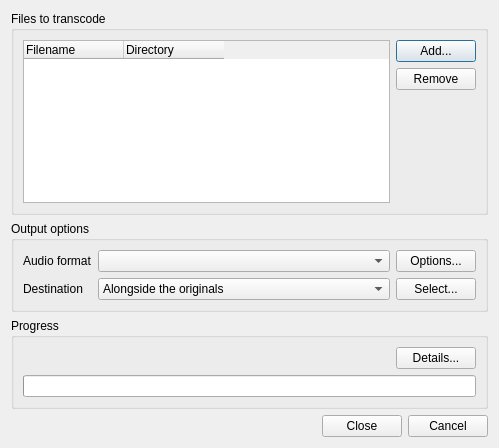
clementine-player/Clementine, file src/transcoder/transcodedialog.ui: the form before one commit.
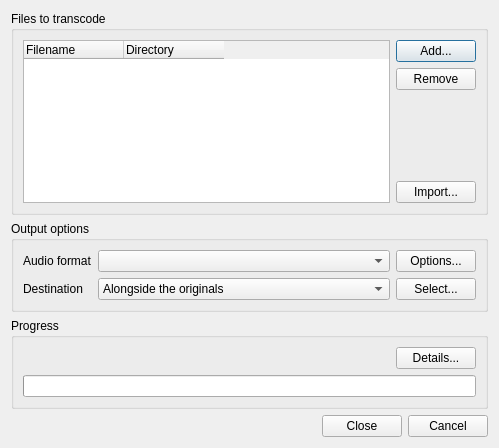
The form after the commit. Icons and pictures are not drawn.

Commit message: Adds an import button to the transcode UI, allowing the user to pull in all files in a folder heirarchy to be transcoded.

Patch:
```diff
--- a/src/transcoder/transcodedialog.ui
+++ b/src/transcoder/transcodedialog.ui
@@ -88,6 +88,16 @@
           </property>
          </spacer>
         </item>
+        <item>
+         <widget class="QPushButton" name="import">
+          <property name="toolTip">
+           <string>Add all tracks in a folder heirarchy</string>
+          </property>
+          <property name="text">
+           <string>Import...</string>
+          </property>
+         </widget>
+        </item>
        </layout>
       </item>
      </layout>
```
The commit also changes 2 other files.
